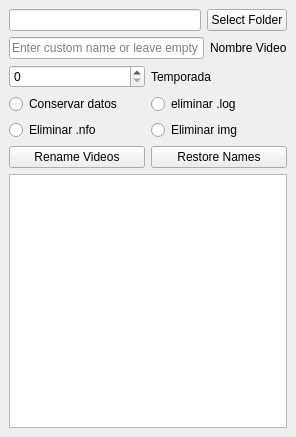
Above: remvideo.ui from Infor-Mayo/renvideo before the change. Below: the same form after it.
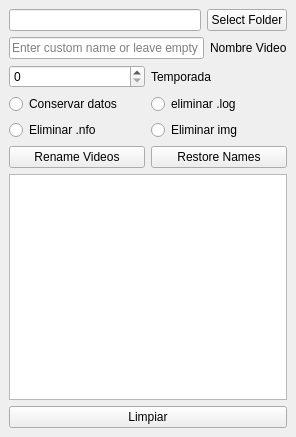
That is the form after the change. Icons and pictures are not drawn.

```diff
--- a/remvideo.ui
+++ b/remvideo.ui
@@ -136,6 +136,13 @@
       <item>
        <widget class="QTextEdit" name="logTextEdit"/>
       </item>
+      <item>
+       <widget class="QPushButton" name="limpiar">
+        <property name="text">
+         <string>Limpiar</string>
+        </property>
+       </widget>
+      </item>
      </layout>
     </item>
    </layout>
```
